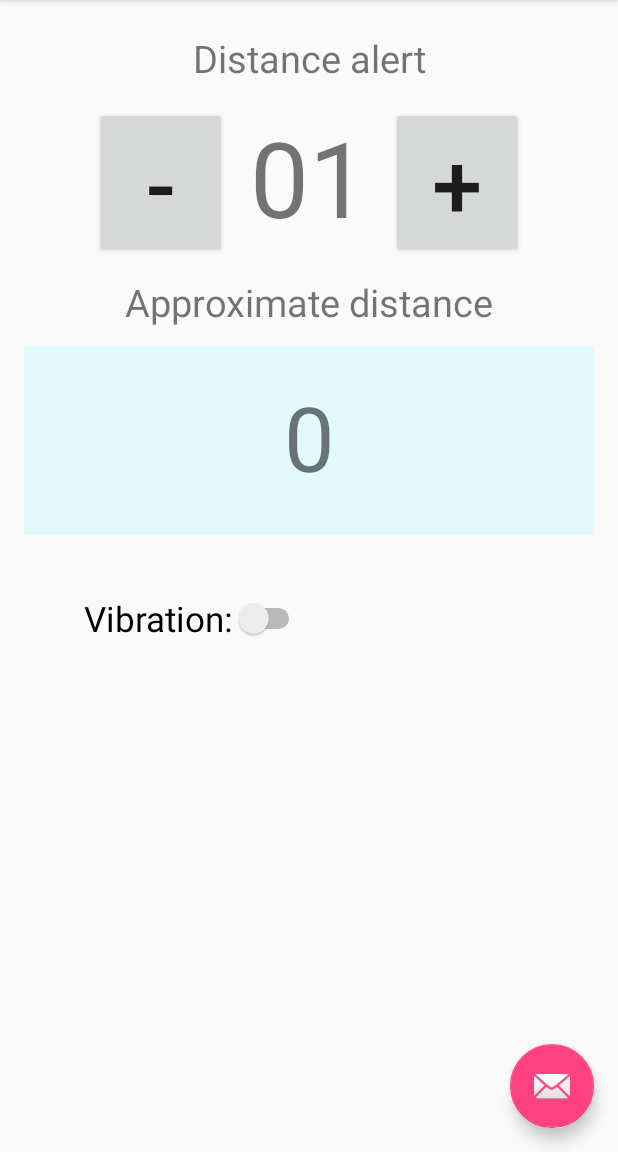
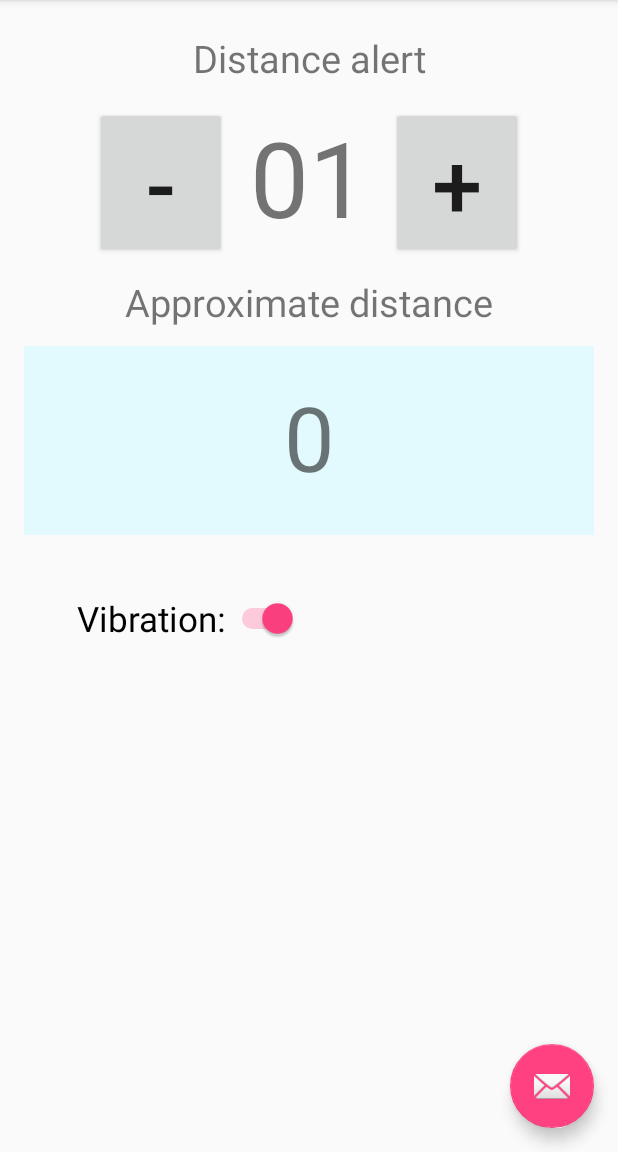
Before and after one commit to fernandorosero/KidLocaliza, an Android app: the screen it shows after launch (MainActivity), on a phone screen of 412 x 824 dp, the part 84-1236 px from its top. Run offline under Robolectric (Android 15) with nearby library versions, the phone set to English and light mode, and no system bars.

Commit message:
Commit Lenovo

```diff
--- a/app/src/main/res/layout/content_main.xml
+++ b/app/src/main/res/layout/content_main.xml
@@ -33,7 +33,7 @@
         <Button
             android:id="@+id/btnMenos"
             android:text="@string/menos"
-            android:layout_gravity="left"
+            android:layout_gravity="center"
             android:layout_marginRight="15dp"
             android:textSize="60dp"
             android:layout_width="wrap_content"
@@ -93,10 +93,11 @@
             android:text="@string/vibracion"
             android:textSize="23dp"
             android:padding="10dp"
-            android:layout_marginLeft="30dp"
+            android:layout_marginLeft="25dp"
             android:layout_marginTop="30dp"
             android:layout_width="wrap_content"
-            android:layout_height="wrap_content" />
+            android:layout_height="wrap_content"
+            android:checked="true" />
     </LinearLayout>
 
 </LinearLayout>
```
